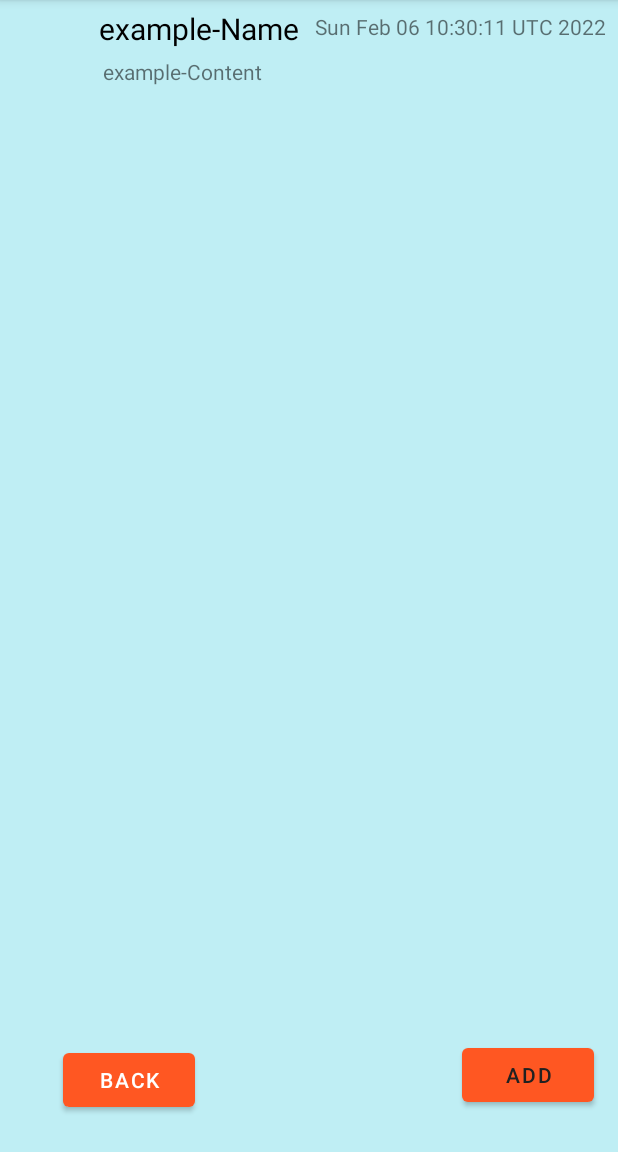
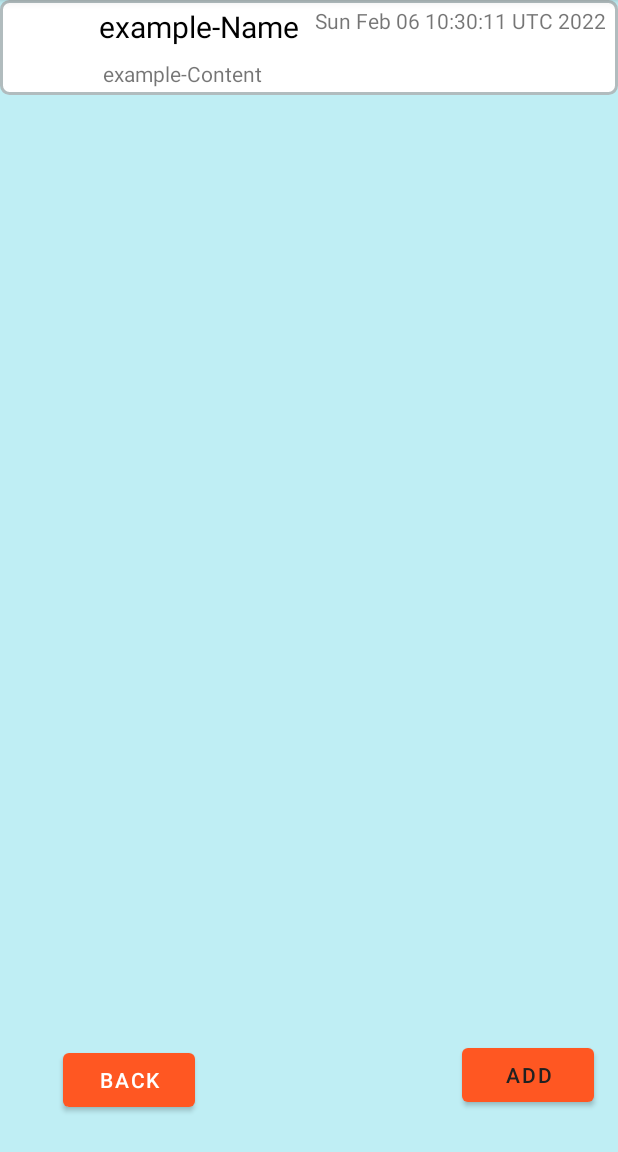
Before and after one commit to GiovanniFontani/Rewind, an Android app: the BookmarkFragment screen opened through its navigation route, on a phone screen of 412 x 824 dp, the part 84-1236 px from its top. Run offline under Robolectric (Android 15) with nearby library versions, the phone set to English and light mode, and no system bars; our stand-ins replace Room's generated code.

Commit message:
Bookmark DB and Sounds/Anim
Refined database interactions
Added sounds and animations libraries and functionalities
Pending bookmark delete interaction

```diff
--- a/app/build.gradle
+++ b/app/build.gradle
@@ -33,7 +33,9 @@ android {
 dependencies {
     def nav_version = "2.4.0"
     def room_version = "2.4.1"
+    def lottieVersion = "4.2.2"
 
+    implementation "com.airbnb.android:lottie:$lottieVersion"
     implementation "androidx.room:room-runtime:$room_version"
     annotationProcessor "androidx.room:room-compiler:$room_version"
     implementation 'androidx.legacy:legacy-support-v4:1.0.0'
@@ -46,4 +48,5 @@ dependencies {
     testImplementation 'junit:junit:'
     androidTestImplementation 'androidx.test.ext:junit:1.1.3'
     androidTestImplementation 'androidx.test.espresso:espresso-core:3.4.0'
+    implementation "androidx.recyclerview:recyclerview-selection:1.1.0"
 }
--- a/app/src/main/java/com/example/rewind/IntroFragment.java
+++ b/app/src/main/java/com/example/rewind/IntroFragment.java
@@ -1,5 +1,6 @@
 package com.example.rewind;
 
+import android.media.MediaPlayer;
 import android.os.Bundle;
 
 import androidx.annotation.NonNull;
@@ -60,6 +61,7 @@ public class IntroFragment extends Fragment {
             public void onClick(View view) {
                 NavHostFragment.findNavController(IntroFragment.this)
                         .navigate(R.id.action_introFragment_to_videoPlayerFragment);
+                MediaPlayer.create(getContext(), R.raw.navigation_transition_left).start();
             }
         });
         view.findViewById(R.id.nav_to_bookmarks).setOnClickListener(new View.OnClickListener() {
@@ -67,6 +69,7 @@ public class IntroFragment extends Fragment {
             public void onClick(View view) {
                 NavHostFragment.findNavController(IntroFragment.this)
                         .navigate(R.id.action_introFragment_to_bookmarkFragment);
+                MediaPlayer.create(getContext(), R.raw.navigation_transition_right).start();
             }
         });
     }
--- a/app/src/main/java/com/example/rewind/bookmarking/BookmarkListAdapter.java
+++ b/app/src/main/java/com/example/rewind/bookmarking/BookmarkListAdapter.java
@@ -22,7 +22,7 @@ public class BookmarkListAdapter extends ListAdapter<Bookmark, BookmarkViewHolde
     @Override
     public void onBindViewHolder(BookmarkViewHolder holder, int position) {
         Bookmark current = getItem(position);
-        holder.bind(current.name,current.documentName,current.date);
+        holder.bind(current.name,current.documentName,current.date, Integer.toString(current.bk_id));
     }
 
     static class BookmarkDiff extends DiffUtil.ItemCallback<Bookmark> {
--- a/app/src/main/java/com/example/rewind/bookmarking/BookmarkViewHolder.java
+++ b/app/src/main/java/com/example/rewind/bookmarking/BookmarkViewHolder.java
@@ -1,17 +1,12 @@
 package com.example.rewind.bookmarking;
 
-import android.media.Image;
-import android.net.Uri;
+
 import android.view.LayoutInflater;
 import android.view.View;
 import android.view.ViewGroup;
-import android.widget.ImageView;
 import android.widget.TextView;
-
 import androidx.recyclerview.widget.RecyclerView;
-
 import com.example.rewind.R;
-
 import java.util.Date;
 
 public class BookmarkViewHolder extends RecyclerView.ViewHolder{
@@ -19,18 +14,21 @@ public class BookmarkViewHolder extends RecyclerView.ViewHolder{
     private final TextView nameItemView;
     private final TextView documentNameItemView;
     private final TextView dateItemView;
+    private final TextView idView;
 
     private BookmarkViewHolder(View itemView) {
         super(itemView);
         nameItemView = itemView.findViewById(R.id.nameView);
         documentNameItemView = itemView.findViewById(R.id.documentNameView);
         dateItemView = itemView.findViewById(R.id.dateView);
+        idView = itemView.findViewById(R.id.hidden_id);
     }
 
-    public void bind(String name, String documentName, Date date) {
+    public void bind(String name, String documentName, Date date, String id) {
         nameItemView.setText(name);
         documentNameItemView.setText(documentName);
         dateItemView.setText(date.toString());
+        idView.setText(id);
     }
 
     static BookmarkViewHolder create(ViewGroup parent) {
--- /dev/null
+++ b/app/src/main/res/drawable/layout_border.xml
@@ -0,0 +1,7 @@
+<?xml version="1.0" encoding="UTF-8"?>
+<shape xmlns:android="http://schemas.android.com/apk/res/android">
+    <solid android:color="#FFFFFF"/>
+    <stroke android:width="2dip" android:color="#B1BCBE" />
+    <corners android:radius="5dip"/>
+    <padding android:left="0dip" android:top="0dip" android:right="0dip" android:bottom="0dip" />
+</shape>
--- a/app/src/main/res/layout/fragment_bookmark.xml
+++ b/app/src/main/res/layout/fragment_bookmark.xml
@@ -3,15 +3,18 @@
     xmlns:app="http://schemas.android.com/apk/res-auto"
     xmlns:tools="http://schemas.android.com/tools"
     android:layout_width="match_parent"
-    android:layout_height="wrap_content">
+    android:layout_height="wrap_content"
+    android:background="@drawable/layout_border">
 
     <ImageView
         android:id="@+id/imageView"
         android:layout_width="50dp"
-        android:layout_height="50dp"
+        android:layout_height="0dp"
         android:layout_marginStart="8dp"
-        android:layout_marginTop="8dp"
+        android:layout_marginTop="4dp"
+        android:layout_marginBottom="4dp"
         android:contentDescription="@string/bookmark_image"
+        app:layout_constraintBottom_toBottomOf="parent"
         app:layout_constraintStart_toStartOf="parent"
         app:layout_constraintTop_toTopOf="parent"
         tools:src="@tools:sample/avatars" />
@@ -49,4 +52,12 @@
         app:layout_constraintEnd_toEndOf="parent"
         app:layout_constraintTop_toTopOf="@+id/imageView"
         tools:text="@tools:sample/date/hhmm" />
+
+    <TextView
+        android:id="@+id/hidden_id"
+        android:layout_width="wrap_content"
+        android:layout_height="wrap_content"
+        android:visibility="invisible"
+        app:layout_constraintBottom_toBottomOf="parent"
+        app:layout_constraintEnd_toEndOf="parent" />
 </androidx.constraintlayout.widget.ConstraintLayout>
--- a/app/src/main/res/layout/fragment_video_player.xml
+++ b/app/src/main/res/layout/fragment_video_player.xml
@@ -1,6 +1,7 @@
 <?xml version="1.0" encoding="utf-8"?>
 <androidx.constraintlayout.widget.ConstraintLayout xmlns:android="http://schemas.android.com/apk/res/android"
     xmlns:app="http://schemas.android.com/apk/res-auto"
+    xmlns:tools="http://schemas.android.com/tools"
     android:id="@+id/video_player_fragment"
     android:layout_width="match_parent"
     android:layout_height="match_parent"
--- a/app/src/main/res/values/themes.xml
+++ b/app/src/main/res/values/themes.xml
@@ -6,5 +6,6 @@
         <item name="colorPrimaryDark">#F44336</item>
         <item name="colorAccent">@color/teal_200</item>
         <!-- Customize your theme here. -->
+        <item name="android:soundEffectsEnabled">false</item>
     </style>
 </resources>
```
Also changed, not shown: app/src/main/java/com/example/rewind/bookmarking/BookmarkListContent.java (deleted, +0 -45 lines), app/src/main/java/com/example/rewind/bookmarking/BookmarkRecyclerViewAdapter.java (deleted, +0 -65 lines), app/src/main/res/layout/fragment_intro.xml (+14 -0 lines), app/src/main/res/raw/loader.json (added, +1 -0 lines), app/src/main/res/raw/thumbsup.json (added, +1 -0 lines), 2 other files.
